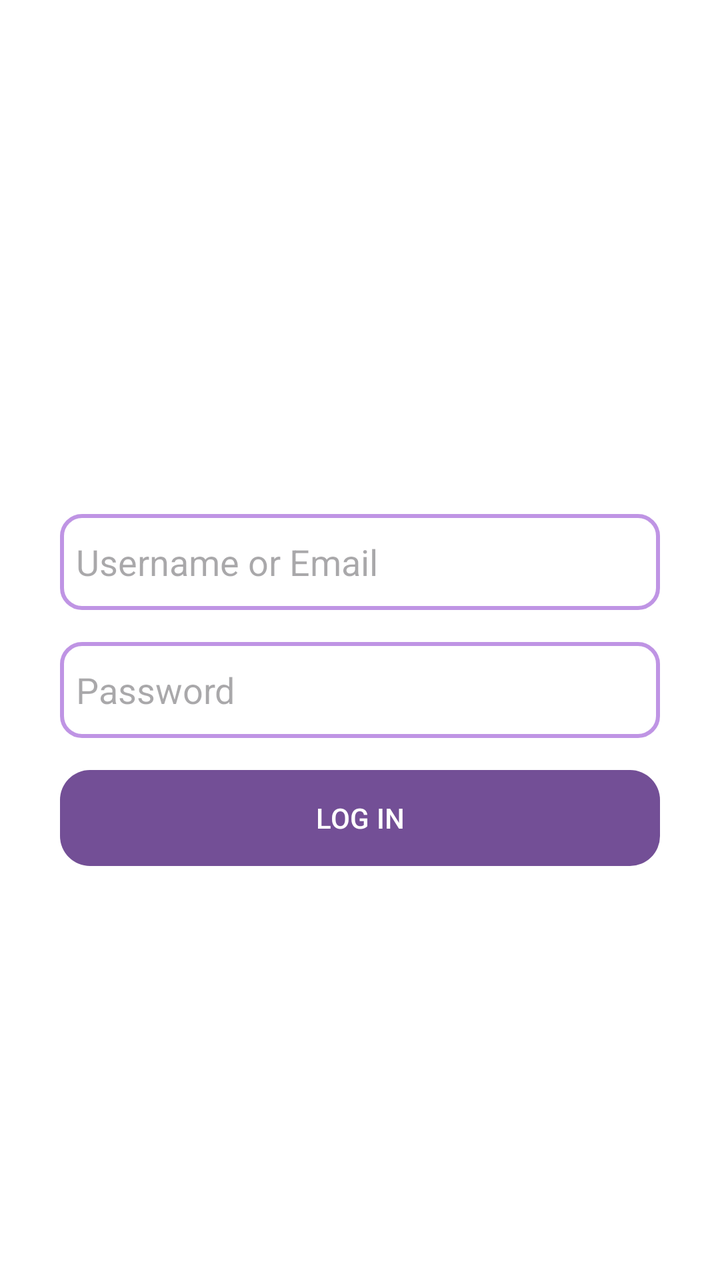
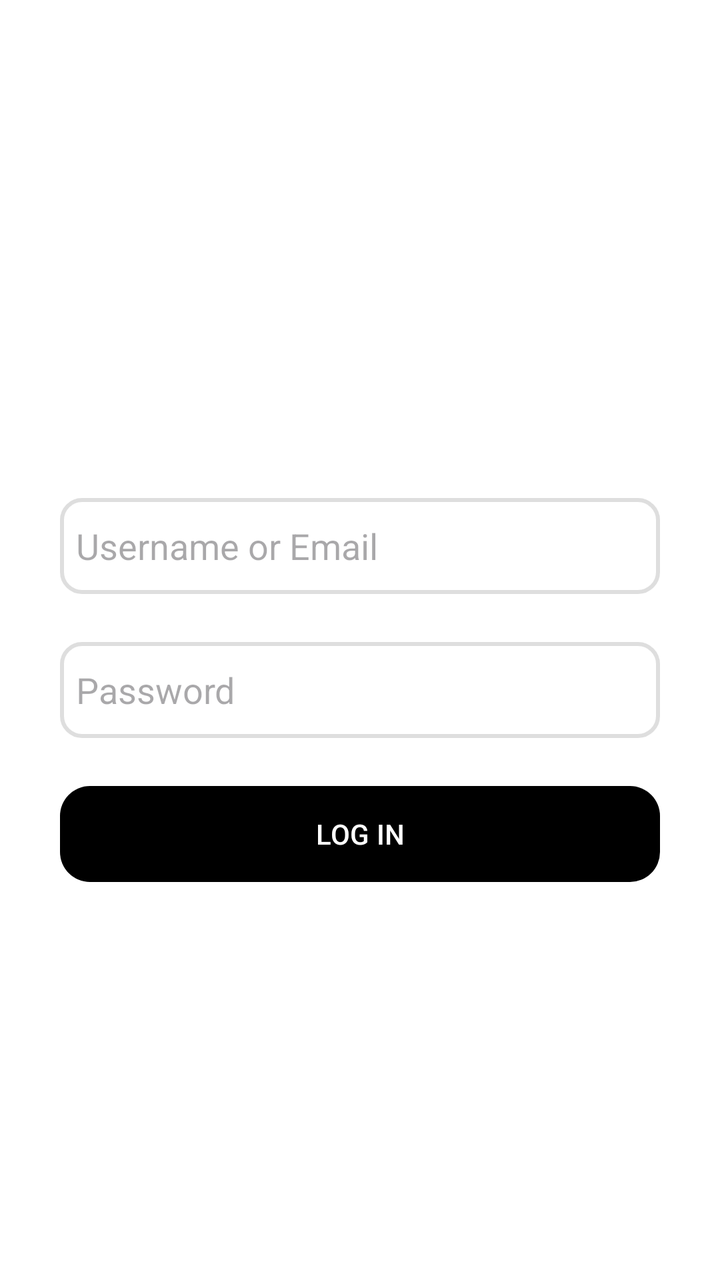

Two renders of the same Android screen: before a commit and after it. Below are the layout's source before the change and the commit's diff.
<!-- AndroidManifest.xml: application theme Theme.TheApp -->
<!-- res/layout/fragment_login.xml -->
<?xml version="1.0" encoding="utf-8"?>
<LinearLayout xmlns:android="http://schemas.android.com/apk/res/android"
    xmlns:app="http://schemas.android.com/apk/res-auto"
    xmlns:tools="http://schemas.android.com/tools"
    android:layout_width="match_parent"
    android:layout_height="match_parent"
    android:gravity="center"
    android:orientation="vertical"
    android:id="@+id/loginLayout">

    <EditText
        android:id="@+id/loginUE"
        android:layout_width="300dp"
        android:layout_height="48dp"
        android:layout_marginTop="50dp"
        android:background="@drawable/edittext_bg"
        android:padding="8dp"
        android:inputType="text"
        android:hint="@string/login_ue"/>

    <EditText
        android:id="@+id/loginPass"
        android:layout_width="300dp"
        android:layout_height="48dp"
        android:background="@drawable/edittext_bg"
        android:padding="8dp"
        android:layout_marginVertical="16dp"
        android:inputType="textPassword"
        android:hint="@string/login_password"/>

    <Button
        android:id="@+id/loginButton"
        android:layout_width="300dp"
        android:layout_height="48dp"
        android:background="@drawable/button_bg"
        android:backgroundTint="@color/white"
        app:backgroundTint="#734F96"
        android:text="@string/log_in"/>

</LinearLayout>
<!-- resources referenced by this layout -->
<resources>
  <color name="white">#FFFFFF</color>
  <!-- drawable button_bg (drawable) -->
  <?xml version="1.0" encoding="utf-8"?>
  <shape xmlns:android="http://schemas.android.com/apk/res/android"
      android:shape="rectangle">
  
      <solid
          android:color="@color/white"/>
  
      <corners
          android:radius="15dp"/>
  
  </shape>
  <!-- drawable edittext_bg (drawable) -->
  <?xml version="1.0" encoding="utf-8"?>
  <shape xmlns:android="http://schemas.android.com/apk/res/android"
      android:shape="rectangle">
  
      <solid
          android:color="@color/white"/>
  
      <corners
          android:radius="10dp"/>
  
      <stroke
          android:color="#BF94E4"
          android:width="2dp"/>
  
  </shape>
  <string name="log_in">LOG IN</string>
  <string name="login_password">Password</string>
  <string name="login_ue">Username or Email</string>
  <style name="Theme.TheApp" parent="Base.Theme.TheApp">
          
          <item name="android:navigationBarColor">@android:color/transparent</item>
          <item name="android:statusBarColor">@android:color/transparent</item>
          <item name="android:windowLightStatusBar">?attr/isLightTheme</item>
      </style>
  <style name="Base.Theme.TheApp" parent="Theme.Material3.DayNight.NoActionBar">
          
          
          <item name="colorSurface">@color/nav_view</item>
          <item name="colorOnBackground">@color/nav_view</item>
          <item name="android:colorBackground">@color/nav_view</item>
          <item name="colorPrimary">@color/primary</item>
          <item name="colorOnPrimary">@color/on_primary</item>
      </style>
  <color name="nav_view">#FFFFFF</color>
  <color name="primary">#000000</color>
  <color name="on_primary">#FFFFFF</color>
</resources>

<!-- the commit's change to res/layout/fragment_login.xml (unified diff, before → after) -->
@@ -24,7 +24,7 @@
         android:layout_height="48dp"
         android:background="@drawable/edittext_bg"
         android:padding="8dp"
-        android:layout_marginVertical="16dp"
+        android:layout_marginVertical="24dp"
         android:inputType="textPassword"
         android:hint="@string/login_password"/>
 
@@ -33,8 +33,6 @@
         android:layout_width="300dp"
         android:layout_height="48dp"
         android:background="@drawable/button_bg"
-        android:backgroundTint="@color/white"
-        app:backgroundTint="#734F96"
         android:text="@string/log_in"/>
 
 </LinearLayout>
<!-- resource entries referenced after the edit -->
@@ -1,6 +1,7 @@
 <!-- resources referenced by this layout -->
 <resources>
   <color name="white">#FFFFFF</color>
+  <color name="divider_color">#DEDEDE</color>
   <!-- drawable button_bg (drawable) -->
   <?xml version="1.0" encoding="utf-8"?>
   <shape xmlns:android="http://schemas.android.com/apk/res/android"
@@ -25,7 +26,7 @@
           android:radius="10dp"/>
   
       <stroke
-          android:color="#BF94E4"
+          android:color="@color/divider_color"
           android:width="2dp"/>
   
   </shape>
